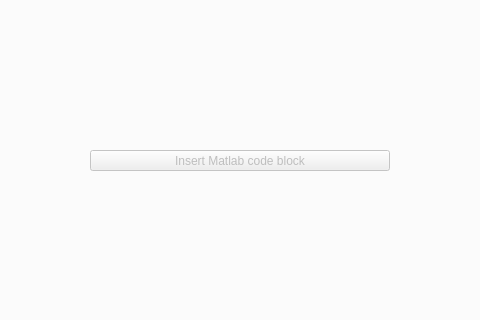
The window that src/Interface/Modules/Python/InterfaceWithPython.ui (SCIInstitute/SCIRun) describes before a commit, drawn with Qt 5; both pictures show x 110 to 590 and y 87 to 407 of the 700 by 500 pixel window.
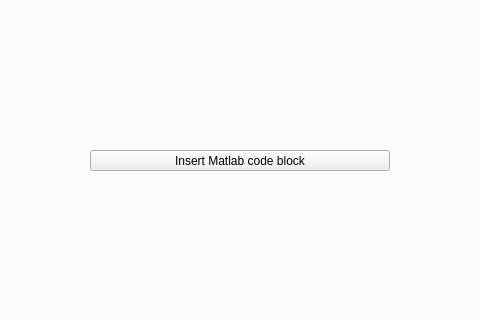
The same window after the commit.

```diff
--- a/src/Interface/Modules/Python/InterfaceWithPython.ui
+++ b/src/Interface/Modules/Python/InterfaceWithPython.ui
@@ -33,7 +33,7 @@
        <item row="0" column="0">
         <widget class="QToolButton" name="addMatlabCodeBlockToolButton_">
          <property name="enabled">
-          <bool>false</bool>
+          <bool>true</bool>
          </property>
          <property name="maximumSize">
           <size>
```
